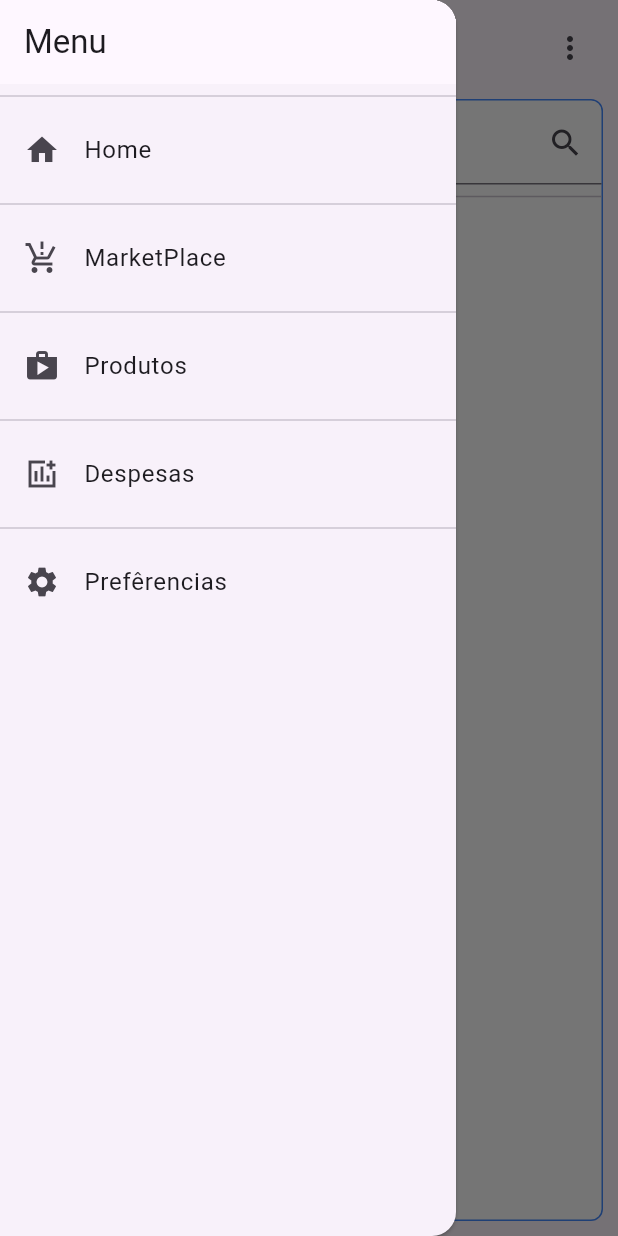
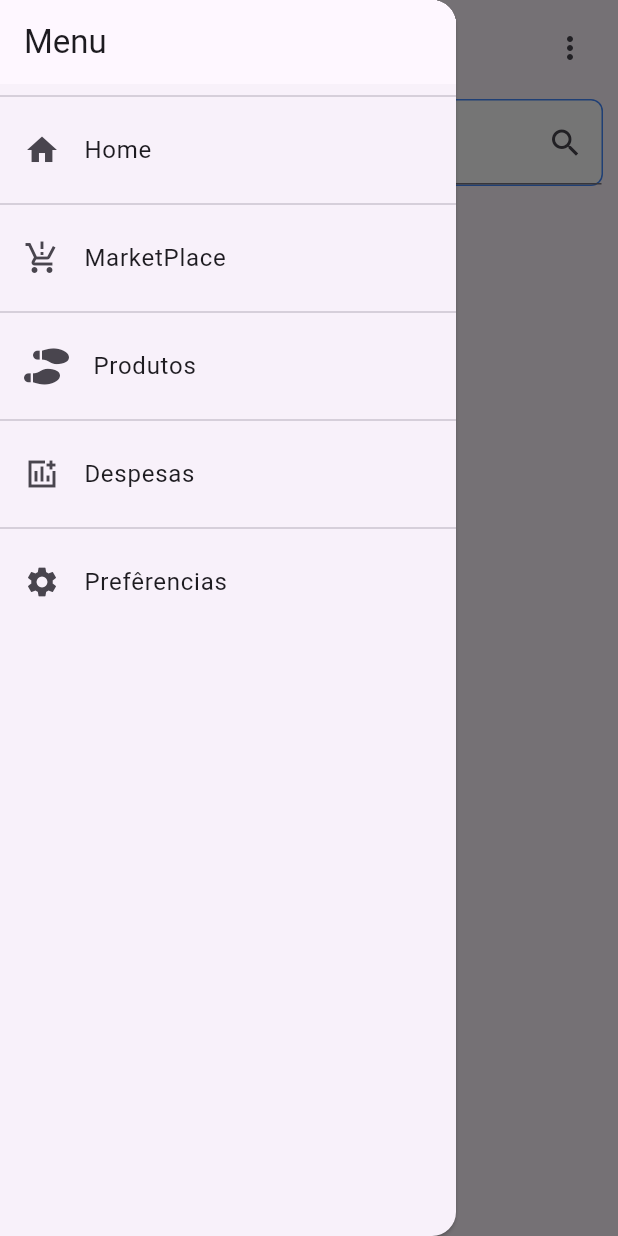
Before and after one commit to jcsoares22/projetoCustoOriginal, a Flutter app: the screen it shows after launch, with the side drawer open, on a phone screen of 412 x 824 dp. Run offline on Flutter 3.47's test engine with Material 3 defaults, Android fonts, the phone set to English and light mode, and no system bars; our stand-ins replace font_awesome_flutter.

Commit message:
commit
refatorando o sistema

```diff
--- a/lib/components/app_drawer.dart
+++ b/lib/components/app_drawer.dart
@@ -1,3 +1,4 @@
+import 'package:font_awesome_flutter/font_awesome_flutter.dart';
 import 'package:projetocusto/utils/app_routes.dart';
 import 'package:flutter/material.dart';
 
@@ -15,7 +16,7 @@ class AppDrawer extends StatelessWidget {
             title: Text('Menu'),
             automaticallyImplyLeading: false,
           ),
-          Divider(),
+        const Divider(),
           ListTile(
             leading: Icon(Icons.home),
             title: Text('Home'),
@@ -23,7 +24,7 @@ class AppDrawer extends StatelessWidget {
               Navigator.of(context).pushReplacementNamed(AppRoutes.HOME);
             }),
           ),
-          Divider(),
+        const Divider(),
           ListTile(
             leading: Icon(Icons.production_quantity_limits),
             title: Text('MarketPlace'),
@@ -32,15 +33,15 @@ class AppDrawer extends StatelessWidget {
                   .pushReplacementNamed(AppRoutes.MARKETPLACES);
             }),
           ),
-          Divider(),
+        const Divider(),
           ListTile(
-            leading: Icon(Icons.shop),
+             leading: FaIcon(FontAwesomeIcons.shoePrints),
             title: Text('Produtos'),
             onTap: (() {
               Navigator.of(context).pushReplacementNamed(AppRoutes.PRODUTOS);
             }),
           ),
-          Divider(),
+        const Divider(),
           ListTile(
             leading: Icon(Icons.add_chart_sharp),
             title: Text('Despesas'),
@@ -48,7 +49,7 @@ class AppDrawer extends StatelessWidget {
               Navigator.of(context).pushReplacementNamed(AppRoutes.DESPESAS);
             }),
           ),
-          Divider(),
+        const Divider(),
           ListTile(
             leading: Icon(Icons.settings),
             title: Text('Prefêrencias'),
--- a/lib/pages/despesas.dart
+++ b/lib/pages/despesas.dart
@@ -33,12 +33,10 @@ class _DespesasState extends State<Despesas> {
       body: Padding(
         padding: const EdgeInsets.symmetric(horizontal: 10),
         child: Row(
-
           children: <Widget>[
             Expanded(
               flex: 2,
               child: Container(
-
                 decoration: _decoracao,
                 child: TextFormField(
                   cursorWidth: 50,
--- a/lib/pages/home_page.dart
+++ b/lib/pages/home_page.dart
@@ -19,16 +19,14 @@ class _HomePageState extends State<HomePage> {
         title: const Text('Pagina inicial'),
         actions: const [Config()],
       ),
-      drawer: AppDrawer(),
+      drawer: const AppDrawer(),
       body: Padding(
         padding: const EdgeInsets.all(10.0),
         child: Container(
             decoration: _decoracao,
-            child: Column(
-              children: [
-                TextField(
+            child: TextField(
                   decoration: InputDecoration(
-                    labelText: 'nome produto',
+                    labelText: 'nome produto'.padRight(120),
                     suffixIcon: IconButton(
                       onPressed: () {},
                       icon: Icon(Icons.search),
@@ -36,11 +34,8 @@ class _HomePageState extends State<HomePage> {
                     ),
                   ),
                 ),
-                Divider(),
-                ListBody(),
-              ],
-            )),
       ),
+    ),
     );
   }
 }
--- a/lib/pages/preferencias.dart
+++ b/lib/pages/preferencias.dart
@@ -1,6 +1,5 @@
 import 'package:flutter/material.dart';
 import 'package:projetocusto/components/app_drawer.dart';
-import 'package:projetocusto/components/config.dart';
 
 class Preferencias extends StatefulWidget {
   const Preferencias({super.key});
--- a/pubspec.yaml
+++ b/pubspec.yaml
@@ -32,7 +32,7 @@ dependencies:
     sdk: flutter
   hive: ^2.2.3
   hive_flutter: ^1.1.0
-
+  font_awesome_flutter: ^10.5.0
   # The following adds the Cupertino Icons font to your application.
   # Use with the CupertinoIcons class for iOS style icons.
   cupertino_icons: ^1.0.6
```
Also changed, not shown: pubspec.lock, 1 other file.
